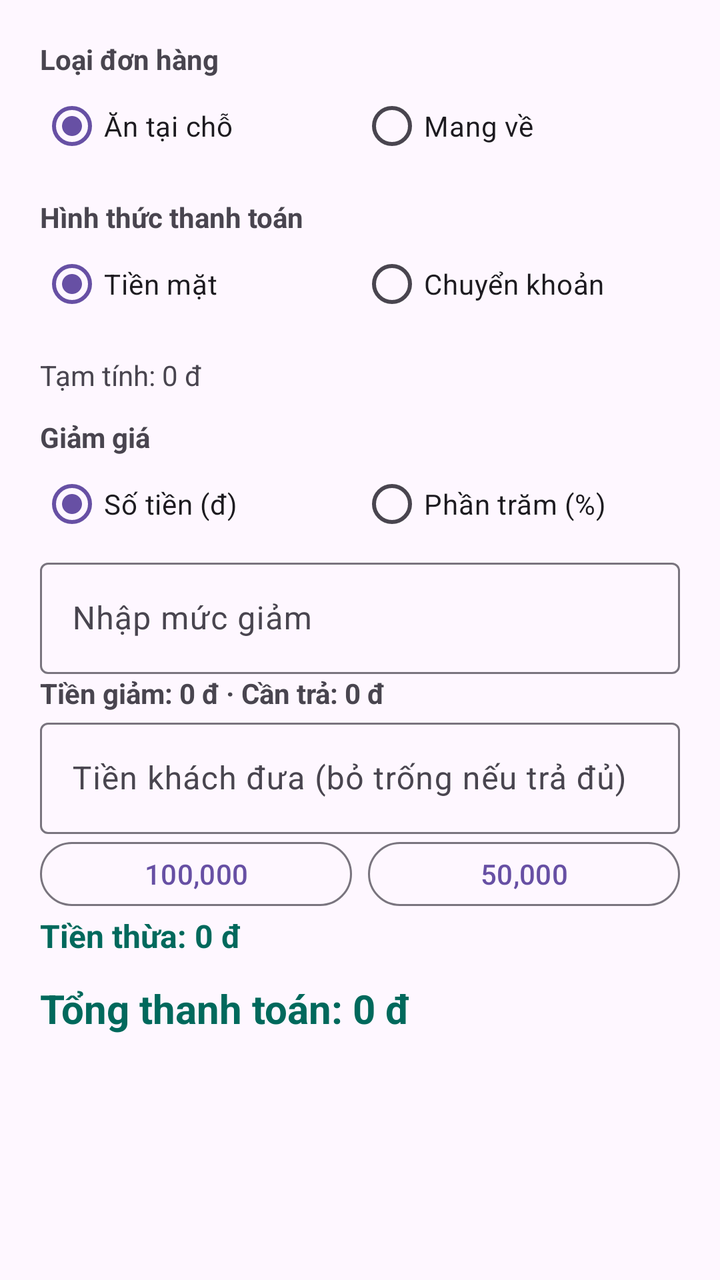
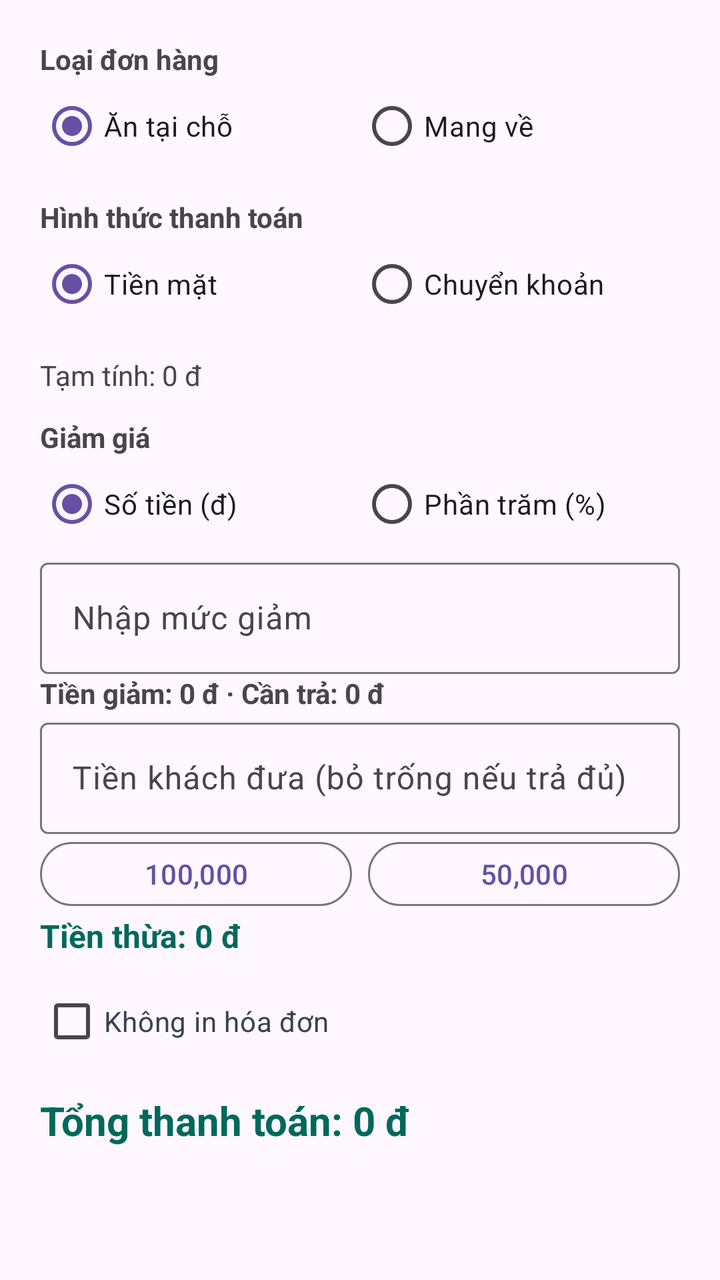

Compare the two renders of this Android layout. The source of the first and the diff that turns it into the second are given below.
<!-- AndroidManifest.xml: application theme Theme.Material3.DayNight.NoActionBar -->
<!-- res/layout/dialog_checkout.xml -->
<?xml version="1.0" encoding="utf-8"?>
<ScrollView xmlns:android="http://schemas.android.com/apk/res/android"
    android:layout_width="match_parent"
    android:layout_height="wrap_content"
    android:fillViewport="true">

    <LinearLayout
        android:focusable="true"
        android:focusableInTouchMode="true"
        android:descendantFocusability="beforeDescendants"
        android:layout_width="match_parent"
        android:layout_height="wrap_content"
        android:orientation="vertical"
        android:padding="20dp">

        <TextView
            android:layout_width="match_parent"
            android:layout_height="wrap_content"
            android:text="Loại đơn hàng"
            android:textStyle="bold" />

        <RadioGroup
            android:id="@+id/orderTypeGroup"
            android:layout_width="match_parent"
            android:layout_height="wrap_content"
            android:orientation="horizontal">
            <RadioButton
                android:id="@+id/typeDineIn"
                android:layout_width="0dp"
                android:layout_height="wrap_content"
                android:layout_weight="1"
                android:checked="true"
                android:text="Ăn tại chỗ" />
            <RadioButton
                android:id="@+id/typeTakeAway"
                android:layout_width="0dp"
                android:layout_height="wrap_content"
                android:layout_weight="1"
                android:text="Mang về" />
        </RadioGroup>

        <TextView
            android:layout_width="match_parent"
            android:layout_height="wrap_content"
            android:layout_marginTop="12dp"
            android:text="Hình thức thanh toán"
            android:textStyle="bold" />

        <RadioGroup
            android:id="@+id/paymentMethodGroup"
            android:layout_width="match_parent"
            android:layout_height="wrap_content"
            android:orientation="horizontal">
            <RadioButton
                android:id="@+id/paymentCash"
                android:layout_width="0dp"
                android:layout_height="wrap_content"
                android:layout_weight="1"
                android:checked="true"
                android:text="Tiền mặt" />
            <RadioButton
                android:id="@+id/paymentTransfer"
                android:layout_width="0dp"
                android:layout_height="wrap_content"
                android:layout_weight="1"
                android:text="Chuyển khoản" />
        </RadioGroup>

        <TextView
            android:id="@+id/checkoutSubtotal"
            android:layout_width="match_parent"
            android:layout_height="wrap_content"
            android:layout_marginTop="12dp"
            android:text="Tạm tính: 0 đ" />

        <TextView
            android:layout_width="match_parent"
            android:layout_height="wrap_content"
            android:layout_marginTop="12dp"
            android:text="Giảm giá"
            android:textStyle="bold" />

        <LinearLayout
            android:id="@+id/discountControls"
            android:layout_width="match_parent"
            android:layout_height="wrap_content"
            android:orientation="vertical"
            android:visibility="visible">
            <RadioGroup
                android:id="@+id/discountTypeGroup"
                android:layout_width="match_parent"
                android:layout_height="wrap_content"
                android:orientation="horizontal">
                <RadioButton
                    android:id="@+id/discountAmountType"
                    android:layout_width="0dp"
                    android:layout_height="wrap_content"
                    android:layout_weight="1"
                    android:checked="true"
                    android:text="Số tiền (đ)" />
                <RadioButton
                    android:id="@+id/discountPercentType"
                    android:layout_width="0dp"
                    android:layout_height="wrap_content"
                    android:layout_weight="1"
                    android:text="Phần trăm (%)" />
            </RadioGroup>
            <com.google.android.material.textfield.TextInputLayout
                android:layout_width="match_parent"
                android:layout_height="wrap_content"
                android:hint="Nhập mức giảm">
                <com.google.android.material.textfield.TextInputEditText
                    android:id="@+id/discountInput"
                    android:layout_width="match_parent"
                    android:layout_height="wrap_content"
                    android:inputType="number"
                    android:singleLine="true" />
            </com.google.android.material.textfield.TextInputLayout>
            <TextView
                android:id="@+id/discountResult"
                android:layout_width="match_parent"
                android:layout_height="wrap_content"
                android:text="Tiền giảm: 0 đ · Cần trả: 0 đ"
                android:textStyle="bold" />
        </LinearLayout>

        <LinearLayout
            android:id="@+id/cashControls"
            android:layout_width="match_parent"
            android:layout_height="wrap_content"
            android:orientation="vertical">
            <com.google.android.material.textfield.TextInputLayout
                android:layout_width="match_parent"
                android:layout_height="wrap_content"
                android:hint="Tiền khách đưa (bỏ trống nếu trả đủ)">
                <com.google.android.material.textfield.TextInputEditText
                    android:id="@+id/cashReceivedInput"
                    android:layout_width="match_parent"
                    android:layout_height="wrap_content"
                    android:inputType="number"
                    android:singleLine="true" />
            </com.google.android.material.textfield.TextInputLayout>
            <LinearLayout
                android:layout_width="match_parent"
                android:layout_height="wrap_content"
                android:orientation="horizontal">
                <com.google.android.material.button.MaterialButton
                    android:id="@+id/cashHint100"
                    style="@style/Widget.Material3.Button.OutlinedButton"
                    android:layout_width="0dp"
                    android:layout_height="40dp"
                    android:layout_marginEnd="8dp"
                    android:layout_weight="1"
                    android:text="100,000" />
                <com.google.android.material.button.MaterialButton
                    android:id="@+id/cashHint50"
                    style="@style/Widget.Material3.Button.OutlinedButton"
                    android:layout_width="0dp"
                    android:layout_height="40dp"
                    android:layout_weight="1"
                    android:text="50,000" />
            </LinearLayout>
            <TextView
                android:id="@+id/changeLabel"
                android:layout_width="match_parent"
                android:layout_height="wrap_content"
                android:text="Tiền thừa: 0 đ"
                android:textColor="#00695C"
                android:textSize="16sp"
                android:textStyle="bold" />
        </LinearLayout>

        <TextView
            android:id="@+id/checkoutTotal"
            android:layout_width="match_parent"
            android:layout_height="wrap_content"
            android:layout_marginTop="12dp"
            android:text="Tổng thanh toán: 0 đ"
            android:textColor="#00695C"
            android:textSize="20sp"
            android:textStyle="bold" />
    </LinearLayout>
</ScrollView>
<!-- resources referenced by this layout -->
<resources>

</resources>

<!-- the commit's change to res/layout/dialog_checkout.xml (unified diff, before → after) -->
@@ -170,6 +170,15 @@
                 android:textStyle="bold" />
         </LinearLayout>
 
+        <com.google.android.material.checkbox.MaterialCheckBox
+            android:id="@+id/cbSkipReceipt"
+            android:layout_width="match_parent"
+            android:layout_height="wrap_content"
+            android:layout_marginTop="8dp"
+            android:text="Không in hóa đơn"
+            android:textColor="#374151"
+            android:textSize="14sp" />
+
         <TextView
             android:id="@+id/checkoutTotal"
             android:layout_width="match_parent"
